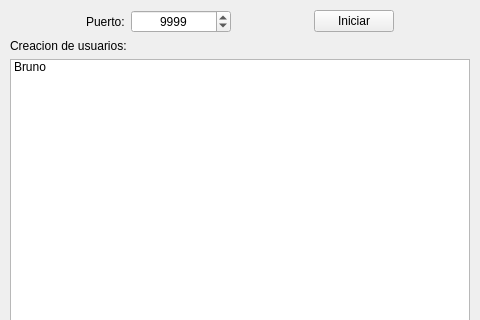
Before: the Qt Designer form server/resource/logwindow.ui in bruno211282/curpy, drawn with Qt 5; both pictures show x 0 to 480 and y 0 to 320 of the 480 by 640 pixel window.
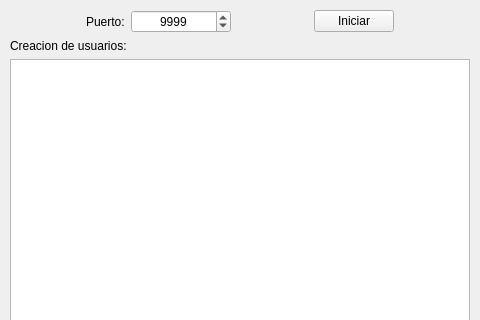
After: the same form once the commit is applied.

Commit message: el server ya agrega los mensajes a cada widget

```diff
--- a/server/resource/logwindow.ui
+++ b/server/resource/logwindow.ui
@@ -114,13 +114,7 @@
      </widget>
     </item>
     <item>
-     <widget class="QListWidget" name="signup_box">
-      <item>
-       <property name="text">
-        <string>Bruno</string>
-       </property>
-      </item>
-     </widget>
+     <widget class="QListWidget" name="signup_box"/>
     </item>
     <item>
      <widget class="QLabel" name="label_2">
```
The commit also changes 1 other file.
